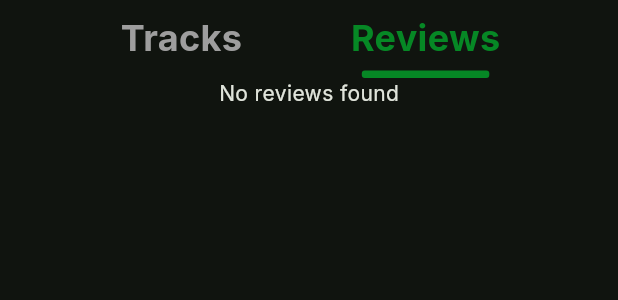
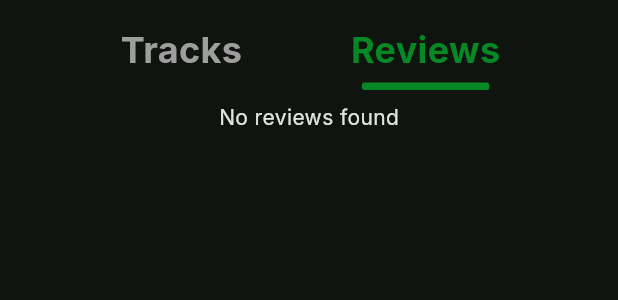
Before and after one commit to zbetters97/tracklist_app, a Flutter app: the AlbumContent widget shown alone on an empty page, opened directly with empty values, after a tap on "Reviews", on a phone screen of 412 x 824 dp. Shown: the top 300 px of the screen. Run offline on Flutter 3.47's test engine with Material 3 defaults, Android fonts, the phone set to English and light mode, and no system bars; our stand-ins replace cloud_firestore, firebase_auth, firebase_core, palette_generator; accounts and stored records are empty; network calls fail.

Commit message:
Alpha v0.8.3 -Adds padding to Media Page tabs

```diff
--- a/lib/features/media/content/album_content.dart
+++ b/lib/features/media/content/album_content.dart
@@ -64,9 +64,12 @@ class _AlbumContentState extends State<AlbumContent> {
       padding: const EdgeInsets.all(8.0),
       child: Column(
         children: [
-          Row(
-            mainAxisAlignment: MainAxisAlignment.spaceEvenly,
-            children: [buildTab(0, "Tracks"), buildTab(1, "Reviews")],
+          Padding(
+            padding: const EdgeInsets.symmetric(vertical: 8.0),
+            child: Row(
+              mainAxisAlignment: MainAxisAlignment.spaceEvenly,
+              children: [buildTab(0, "Tracks"), buildTab(1, "Reviews")],
+            ),
           ),
           currentTab == 0 ? buildTracksList() : MediaReviews(reviews: reviews, isLoading: isLoading),
         ],
--- a/lib/features/media/content/track_content.dart
+++ b/lib/features/media/content/track_content.dart
@@ -46,7 +46,10 @@ class _TrackContentState extends State<TrackContent> {
       padding: const EdgeInsets.all(8.0),
       child: Column(
         children: [
-          Row(mainAxisAlignment: MainAxisAlignment.spaceEvenly, children: [buildTab(0, "Reviews")]),
+          Padding(
+            padding: const EdgeInsets.symmetric(vertical: 8.0),
+            child: Row(mainAxisAlignment: MainAxisAlignment.spaceEvenly, children: [buildTab(0, "Reviews")]),
+          ),
           MediaReviews(reviews: reviews, isLoading: isLoading),
         ],
       ),
```
Also changed, not shown: lib/features/media/content/artist_content.dart (+6 -3 lines), lib/features/media/pages/media_page.dart (+7 -7 lines).
